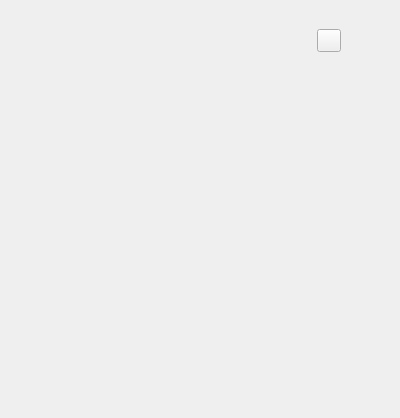
Before: the Qt Designer form plugins/jabber/src/wPersonal.ui in Winand/mqutim, drawn with Qt 5.
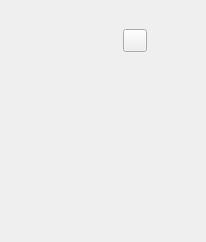
After: the same form once the commit is applied. Icons and pictures are not drawn.

```diff
--- a/plugins/jabber/src/wPersonal.ui
+++ b/plugins/jabber/src/wPersonal.ui
@@ -1,12 +1,12 @@
 <ui version="4.0" >
  <class>Personal</class>
- <widget class="QWidget" name="Personal" >
-  <property name="geometry" >
+ <widget class="QWidget" name="Personal">
+  <property name="geometry">
    <rect>
     <x>0</x>
     <y>0</y>
-    <width>400</width>
-    <height>418</height>
+    <width>206</width>
+    <height>242</height>
    </rect>
   </property>
   <property name="windowTitle" >
@@ -21,13 +21,13 @@
      <property name="widgetResizable" >
       <bool>true</bool>
      </property>
-     <widget class="QWidget" name="userinfoAreaContents" >
-      <property name="geometry" >
+     <widget class="QWidget" name="userinfoAreaContents">
+      <property name="geometry">
        <rect>
         <x>0</x>
         <y>0</y>
-        <width>392</width>
-        <height>410</height>
+        <width>188</width>
+        <height>224</height>
        </rect>
       </property>
       <layout class="QVBoxLayout" name="userinfoLayout" >
```
Left out of the diff: 67 changed lines with no effect on the pictures.
